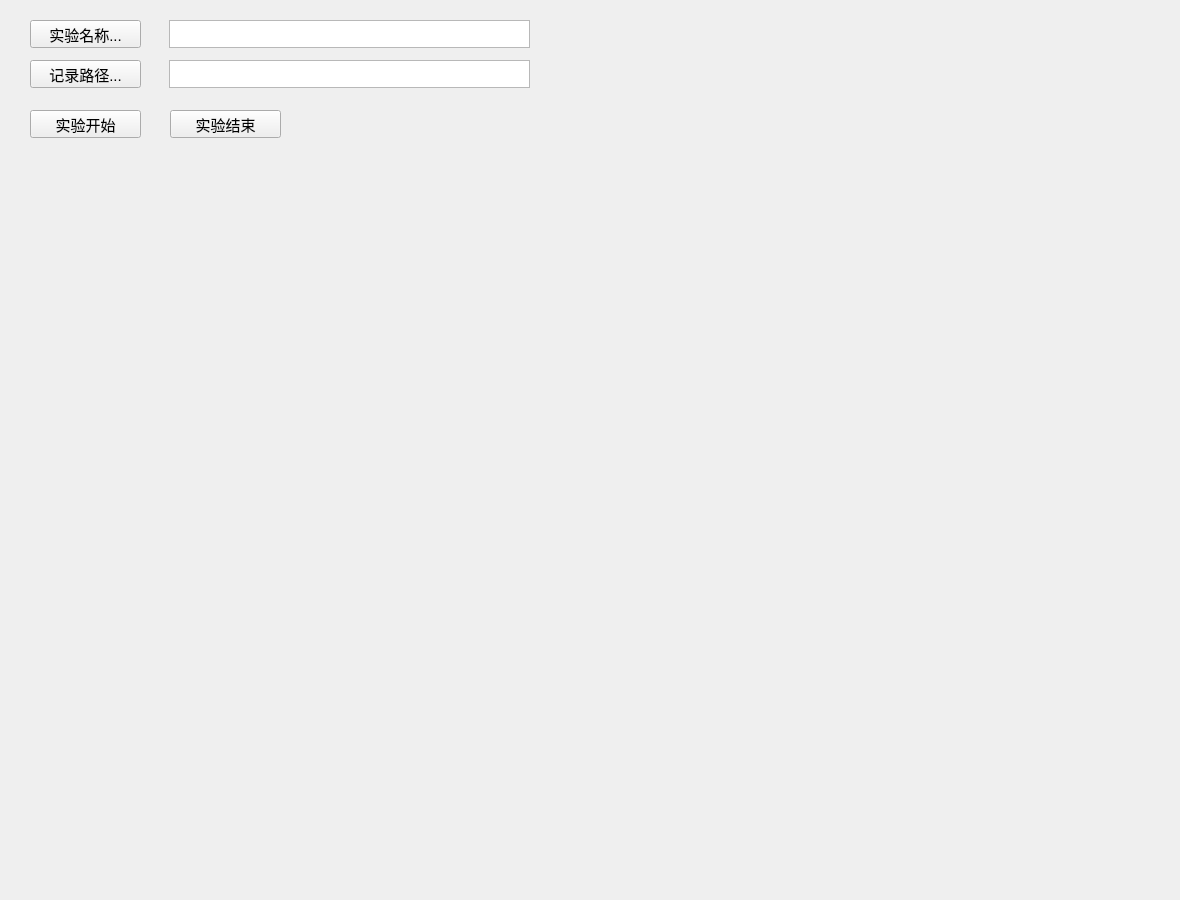
Before: the Qt Designer form cpp/8H82600/form_expinfo.ui in huayunfly/goiot, drawn with Qt 5.
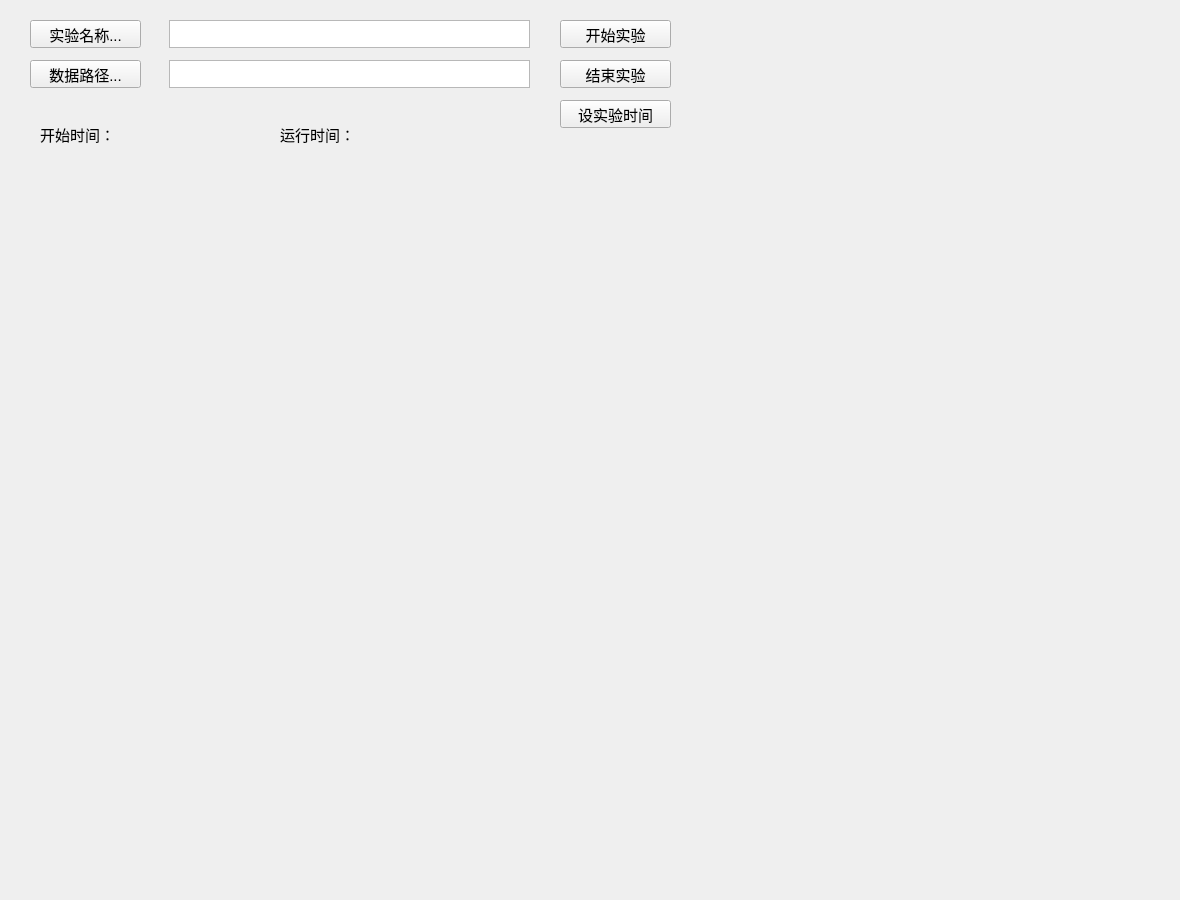
After: the same form once the commit is applied.

Commit message: 8H82600 ExpInfo add TOS, RUNTIME, RUN data/signal working with WORKFLOW ExpRecord Activity. The matched UI controls are also added.

```diff
--- a/cpp/8H82600/form_expinfo.ui
+++ b/cpp/8H82600/form_expinfo.ui
@@ -51,7 +51,7 @@
     </font>
    </property>
    <property name="text">
-    <string>记录路径...</string>
+    <string>数据路径...</string>
    </property>
   </widget>
   <widget class="QPushButton" name="button_expname">
@@ -98,8 +98,8 @@
   <widget class="QPushButton" name="button_exp_run">
    <property name="geometry">
     <rect>
-     <x>30</x>
-     <y>110</y>
+     <x>560</x>
+     <y>20</y>
      <width>111</width>
      <height>28</height>
     </rect>
@@ -111,14 +111,14 @@
     </font>
    </property>
    <property name="text">
-    <string>实验开始</string>
+    <string>开始实验</string>
    </property>
   </widget>
   <widget class="QPushButton" name="button_exp_stop">
    <property name="geometry">
     <rect>
-     <x>170</x>
-     <y>110</y>
+     <x>560</x>
+     <y>60</y>
      <width>111</width>
      <height>28</height>
     </rect>
@@ -130,7 +130,94 @@
     </font>
    </property>
    <property name="text">
-    <string>实验结束</string>
+    <string>结束实验</string>
+   </property>
+  </widget>
+  <widget class="QPushButton" name="button_exp_runtime">
+   <property name="geometry">
+    <rect>
+     <x>560</x>
+     <y>100</y>
+     <width>111</width>
+     <height>28</height>
+    </rect>
+   </property>
+   <property name="font">
+    <font>
+     <family>Tahoma</family>
+     <pointsize>11</pointsize>
+    </font>
+   </property>
+   <property name="text">
+    <string>设实验时间</string>
+   </property>
+  </widget>
+  <widget class="QWidget" name="widget_clock" native="true">
+   <property name="geometry">
+    <rect>
+     <x>690</x>
+     <y>20</y>
+     <width>261</width>
+     <height>80</height>
+    </rect>
+   </property>
+  </widget>
+  <widget class="QWidget" name="widget_runtime" native="true">
+   <property name="geometry">
+    <rect>
+     <x>280</x>
+     <y>150</y>
+     <width>181</width>
+     <height>51</height>
+    </rect>
+   </property>
+  </widget>
+  <widget class="QWidget" name="widget_tos" native="true">
+   <property name="geometry">
+    <rect>
+     <x>40</x>
+     <y>150</y>
+     <width>181</width>
+     <height>51</height>
+    </rect>
+   </property>
+  </widget>
+  <widget class="QLabel" name="label_tos">
+   <property name="geometry">
+    <rect>
+     <x>40</x>
+     <y>120</y>
+     <width>110</width>
+     <height>28</height>
+    </rect>
+   </property>
+   <property name="font">
+    <font>
+     <family>Tahoma</family>
+     <pointsize>11</pointsize>
+    </font>
+   </property>
+   <property name="text">
+    <string>开始时间：</string>
+   </property>
+  </widget>
+  <widget class="QLabel" name="label_runtime">
+   <property name="geometry">
+    <rect>
+     <x>280</x>
+     <y>120</y>
+     <width>110</width>
+     <height>28</height>
+    </rect>
+   </property>
+   <property name="font">
+    <font>
+     <family>Tahoma</family>
+     <pointsize>11</pointsize>
+    </font>
+   </property>
+   <property name="text">
+    <string>运行时间：</string>
    </property>
   </widget>
  </widget>
```
The commit also changes 6 other files.
